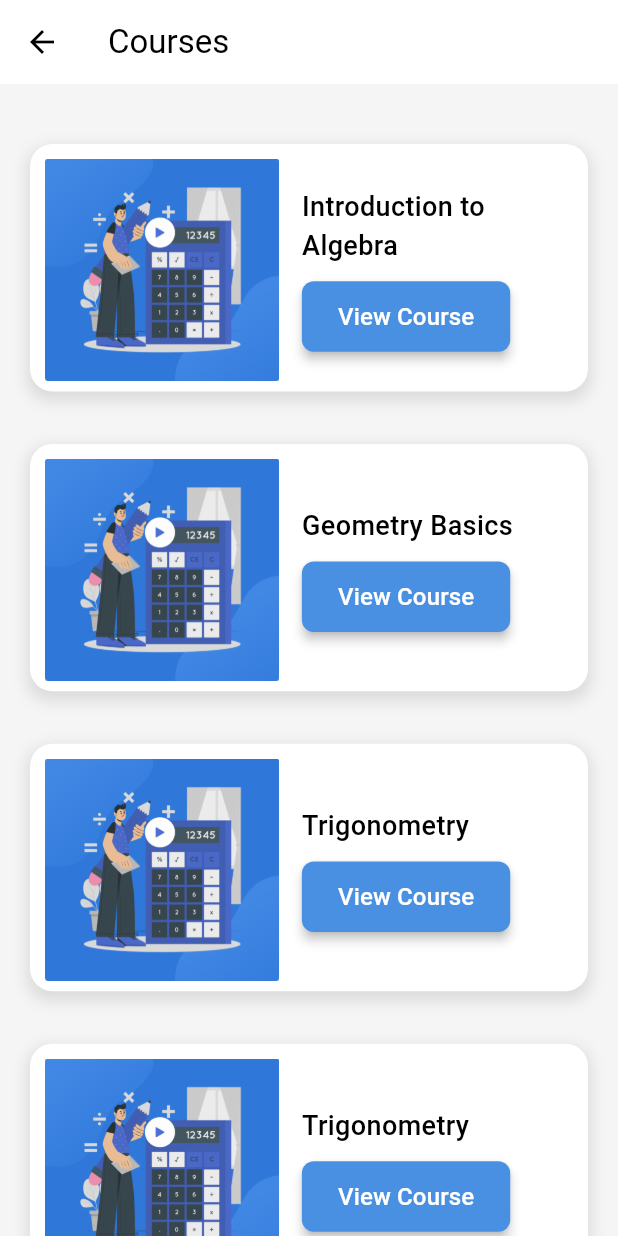
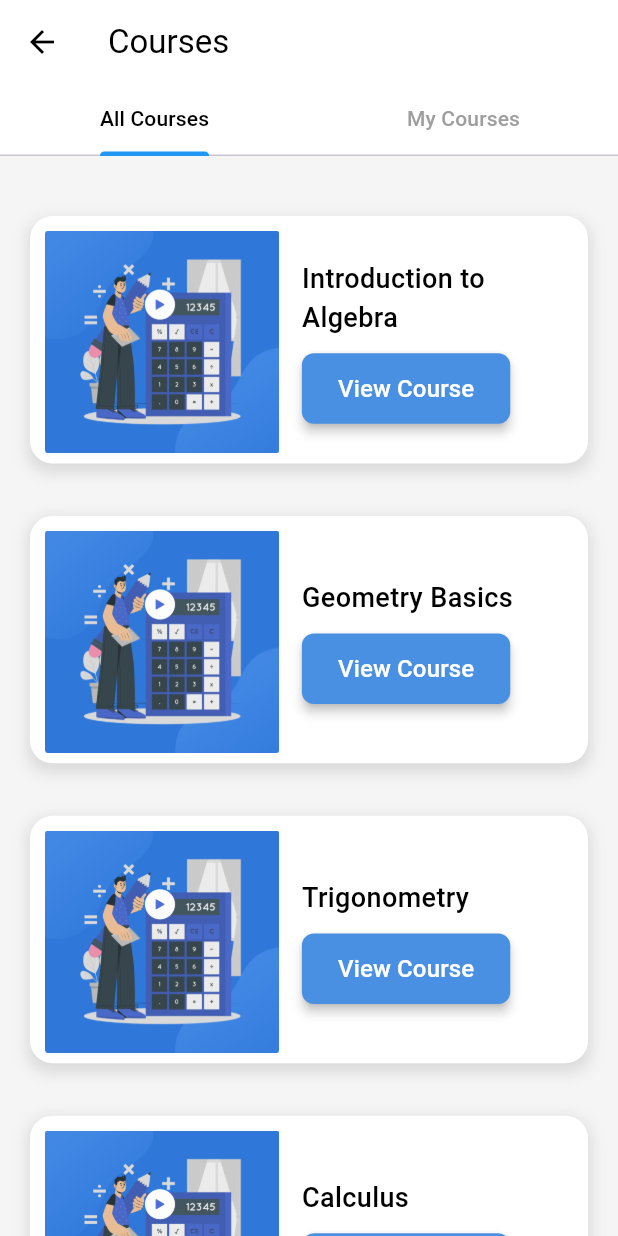
Before and after one commit to Ishsshukla/Edu_app, a Flutter app: the screen it shows after launch, item 2 of the bottom bar chosen, on a phone screen of 412 x 824 dp. Run offline on Flutter 3.47's test engine with Material 3 defaults, Android fonts, the phone set to English and light mode, and no system bars; our stand-ins replace cached_network_image, cloud_firestore, file_picker, firebase_auth, firebase_core, firebase_database and 12 more; missing offline and left inert: upi_india; accounts and stored records are empty.

Commit message:
Student Side Updated

```diff
--- a/lib/main.dart
+++ b/lib/main.dart
@@ -4,7 +4,7 @@ import 'package:edu_app/quiz/quiz_category.dart';
 import 'package:edu_app/students_screens/pages/user_notifier.dart';
 import 'package:edu_app/students_screens/screens/class_options.dart';
 import 'package:edu_app/quiz/congo.dart';
-import 'package:edu_app/students_screens/screens/crs.dart';
+import 'package:edu_app/students_screens/screens/allcrs.dart';
 import 'package:edu_app/students_screens/screens/crs_description.dart';
 import 'package:edu_app/students_screens/screens/course_fail.dart';
 import 'package:edu_app/students_screens/screens/crs_options.dart';
@@ -76,13 +76,13 @@ class MyApp extends StatelessWidget {
           GetPage(name: '/finalpay', page: () => Finalpaypage()),
           GetPage(name: '/coursedescr', page: () => CourseDescriptionpage()),
           GetPage(name: '/chapterstudent', page: () => ChapterPageStudent()),
-           GetPage(name: '/viewchapterstudent', page: () => const ViewChapterStudent()),
+          GetPage(name: '/viewchapterstudent', page: () => const ViewChapterStudent()),
 
           GetPage(name: '/quiz', page: () => const QuizPage()),
           GetPage(name: '/coursefail', page: () => const CourseFailPage()),
           GetPage(name: '/privacy', page: () => const PrivacyPage()),
           GetPage(name: '/news', page: () => const Newspage()),
-          GetPage(name: '/courseoption', page: () =>  CrsPagestudent()),
+          GetPage(name: '/courseoption', page: () =>  CoursePageStudent()),
           GetPage(name: '/enrolledcrspage', page: () => enrolledcrspage()),
           GetPage(name: '/login', page: () => const LoginScreen()),
           GetPage(name: '/signup', page: () => const SignUpScreen()),
--- /dev/null
+++ b/lib/students_screens/screens/allcrs.dart
@@ -0,0 +1,106 @@
+import 'package:flutter/material.dart';
+import 'package:edu_app/components/coursesbuy.dart'; // Import your existing components
+
+class CoursePageStudent extends StatefulWidget {
+  const CoursePageStudent({Key? key}) : super(key: key);
+
+  @override
+  State<CoursePageStudent> createState() => _CoursePageStudentState();
+}
+
+class _CoursePageStudentState extends State<CoursePageStudent> with SingleTickerProviderStateMixin {
+  late TabController _tabController;
+
+  // Sample data for All Courses and My Courses
+  List<Map<String, String>> allCourses = [
+    {'img': 'assets/CoursePreview.png', 'name': 'Introduction to Algebra'},
+    {'img': 'assets/CoursePreview.png', 'name': 'Geometry Basics'},
+    {'img': 'assets/CoursePreview.png', 'name': 'Trigonometry'},
+    {'img': 'assets/CoursePreview.png', 'name': 'Calculus'},
+  ];
+
+  List<Map<String, String>> myCourses = [
+    {'img': 'assets/CoursePreview.png', 'name': 'Introduction to Algebra'},
+    {'img': 'assets/CoursePreview.png', 'name': 'Trigonometry'},
+  ];
+
+  @override
+  void initState() {
+    super.initState();
+    _tabController = TabController(length: 2, vsync: this);
+  }
+
+  @override
+  void dispose() {
+    _tabController.dispose();
+    super.dispose();
+  }
+
+  @override
+  Widget build(BuildContext context) {
+    return Scaffold(
+      appBar: AppBar(
+        title: const Text(
+          "Courses",
+          style: TextStyle(color: Colors.black),
+        ),
+        leading: IconButton(
+          icon: const Icon(Icons.arrow_back, color: Colors.black),
+          onPressed: () {
+            Navigator.of(context).pop(); // Back navigation
+          },
+        ),
+        backgroundColor: Colors.white,
+        elevation: 0,
+        bottom: TabBar(
+          controller: _tabController,
+          labelColor: Colors.black,
+          unselectedLabelColor: Colors.grey,
+          indicatorColor: Colors.blue,
+          tabs: const [
+            Tab(text: 'All Courses'),
+            Tab(text: 'My Courses'),
+          ],
+        ),
+      ),
+      backgroundColor: const Color(0xFFF5F5F5),
+      body: TabBarView(
+        controller: _tabController,
+        children: [
+          // All Courses Tab
+          SingleChildScrollView(
+            child: Padding(
+              padding: const EdgeInsets.symmetric(vertical: 20),
+              child: Column(
+                children: allCourses.map((course) {
+                  return crstxtforstudent(
+                    course['img']!,
+                    course['name']!,
+                    'coursedescr', // Your course description route
+                    context,
+                  );
+                }).toList(),
+              ),
+            ),
+          ),
+          // My Courses Tab
+          SingleChildScrollView(
+            child: Padding(
+              padding: const EdgeInsets.symmetric(vertical: 20),
+              child: Column(
+                children: myCourses.map((course) {
+                  return crstxtforstudent(
+                    course['img']!,
+                    course['name']!,
+                    'coursedescr', // Your course description route
+                    context,
+                  );
+                }).toList(),
+              ),
+            ),
+          ),
+        ],
+      ),
+    );
+  }
+}
--- a/lib/students_screens/screens/crs.dart
+++ /dev/null
@@ -1,57 +0,0 @@
-import 'package:edu_app/components/coursesbuy.dart'; // Update import if needed for chapter
-import 'package:edu_app/teacher_side/navbar.dart';
-import 'package:flutter/material.dart';
-
-class CrsPagestudent extends StatefulWidget {
-  const CrsPagestudent({super.key});
-
-  @override
-  State<CrsPagestudent> createState() => _ChapterPageTeacherState();
-}
-
-class _ChapterPageTeacherState extends State<CrsPagestudent> {
-  // Dynamic list to store the chapters
-  List<Map<String, String>> chapters = [
-    {'img': 'assets/CoursePreview.png', 'name': 'Introduction to Algebra'},
-    {'img': 'assets/CoursePreview.png', 'name': 'Geometry Basics'},
-    {'img': 'assets/CoursePreview.png', 'name': 'Trigonometry'},
-     {'img': 'assets/CoursePreview.png', 'name': 'Trigonometry'},
-  ];
-
-  @override
-  Widget build(BuildContext context) {
-    return Scaffold(
-      appBar: AppBar(
-        title: const Text(
-          "Courses",
-          style: TextStyle(color: Colors.black), // Change color if needed
-        ),
-        leading: IconButton(
-          icon: const Icon(Icons.arrow_back, color: Colors.black), // Back arrow
-          onPressed: () {
-            Navigator.of(context).pop(); // Back navigation
-          },
-        ),
-        backgroundColor: Colors.white, // Change background color if needed
-        elevation: 0, // Remove shadow if not needed
-      ),
-      backgroundColor: const Color(0xFFF5F5F5), // Light background to make cards pop
-      // bottomNavigationBar: NavTeacher(initialIndex: 1), // Bottom Navigation
-      body: SingleChildScrollView(
-        child: Padding(
-          padding: const EdgeInsets.symmetric(vertical: 20), // Padding at the top and bottom
-          child: Column(
-            children: chapters.map((chapter) {
-              return crstxtforstudent(
-                chapter['img']!,
-                chapter['name']!,
-                'coursedescr', // Replace this with your actual edit route if needed
-                context,
-              );
-            }).toList(),
-          ),
-        ),
-      ),
-    );
-  }
-}
--- a/lib/students_screens/screens/navbar.dart
+++ b/lib/students_screens/screens/navbar.dart
@@ -1,5 +1,5 @@
 import 'package:edu_app/components/const.dart';
-import 'package:edu_app/students_screens/screens/crs.dart';
+import 'package:edu_app/students_screens/screens/allcrs.dart';
 import 'package:edu_app/students_screens/screens/crs_options.dart';
 import 'package:edu_app/students_screens/screens/home.dart';
 import 'package:edu_app/students_screens/screens/profile.dart';
@@ -36,7 +36,7 @@ class _NavState extends State<Nav> {
       case 1:
         Navigator.pushReplacement(
           context,
-          MaterialPageRoute(builder: (context) =>  CrsPagestudent()),
+          MaterialPageRoute(builder: (context) =>  CoursePageStudent()),
         );
         break;
       case 2:
--- a/lib/teacher_side/navbar.dart
+++ b/lib/teacher_side/navbar.dart
@@ -1,5 +1,5 @@
 import 'package:edu_app/components/const.dart';
-import 'package:edu_app/students_screens/screens/crs.dart';
+import 'package:edu_app/students_screens/screens/allcrs.dart';
 import 'package:edu_app/students_screens/screens/crs_options.dart';
 import 'package:edu_app/students_screens/screens/home.dart';
 import 'package:edu_app/students_screens/screens/profile.dart';
```
